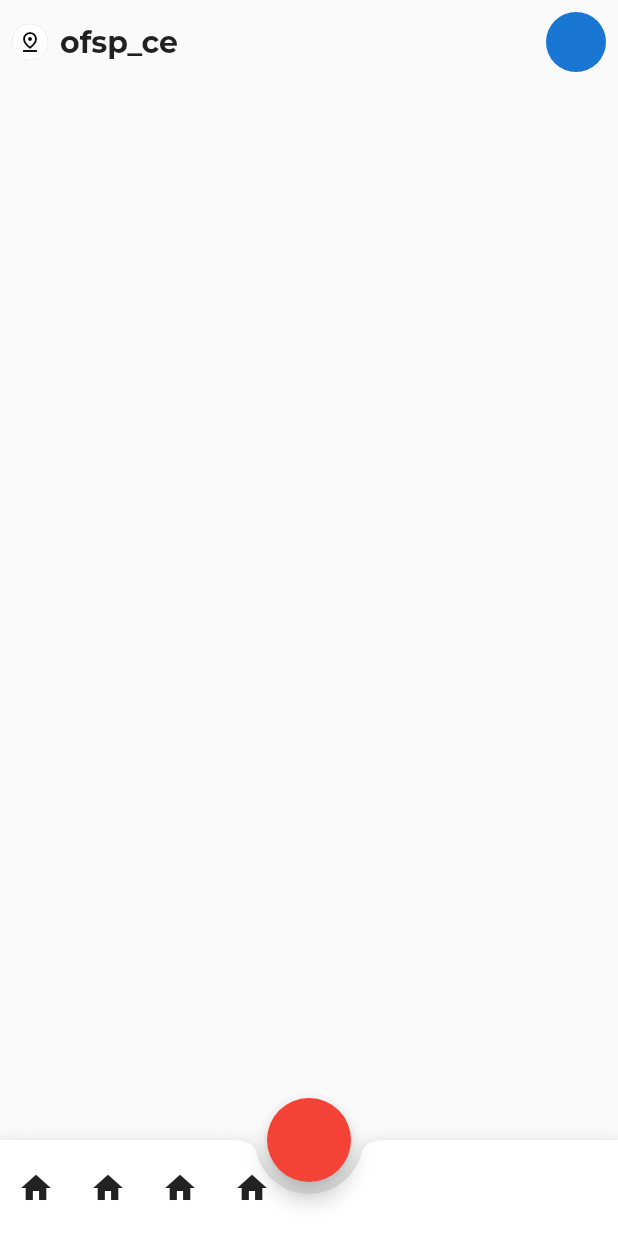
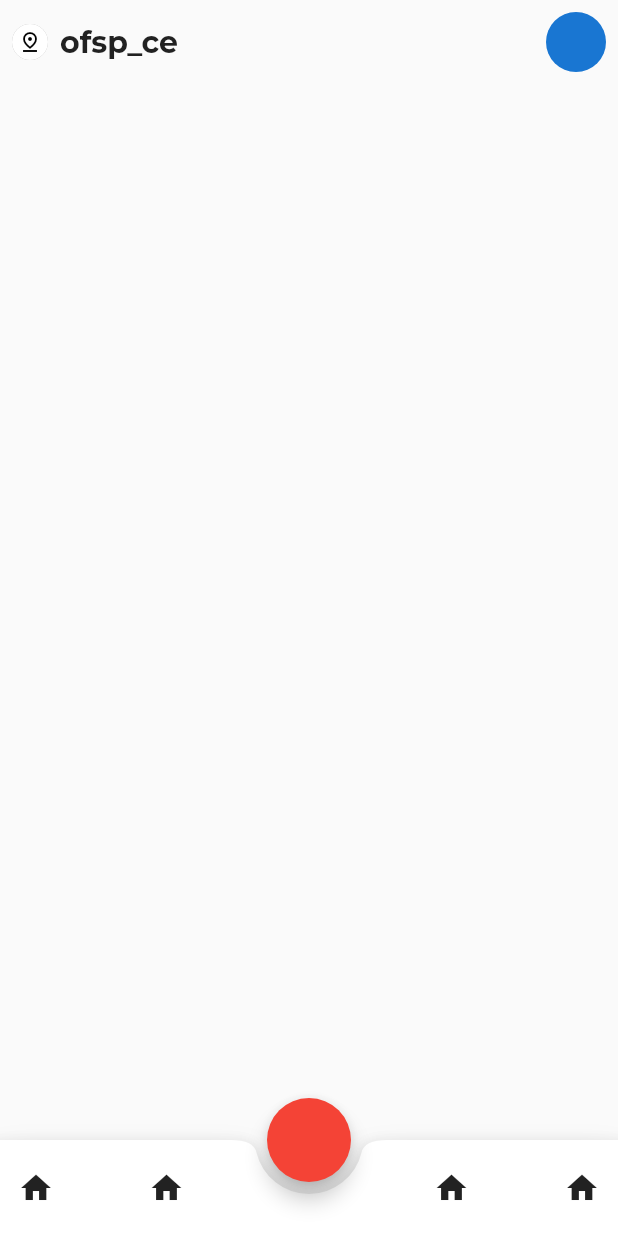
Before and after one commit to JAICHANGPARK/flutter_notebook_11th_story, a Flutter app: the screen it shows after launch, on a phone screen of 412 x 824 dp. Run offline on Flutter 3.47's test engine with Material 2 defaults, Android fonts, the phone set to English and light mode, and no system bars; our stand-ins replace backdrop, badges, flutter_inner_drawer, flutter_slidable, flutter_swiper, google_fonts.

Commit message:
Update bill_split_home_page.dart

```diff
--- a/lib/ep724_bill_split_app/ui/bill_split_home_page.dart
+++ b/lib/ep724_bill_split_app/ui/bill_split_home_page.dart
@@ -55,9 +55,11 @@ class _BillSplitHomePageState extends State<BillSplitHomePage> {
         child: Container(
           height: 64,
           child: Row(
+            mainAxisAlignment: MainAxisAlignment.spaceBetween,
             children: [
               IconButton(onPressed: (){}, icon: Icon(Icons.home)),
               IconButton(onPressed: (){}, icon: Icon(Icons.home)),
+              SizedBox(width: 64,),
               IconButton(onPressed: (){}, icon: Icon(Icons.home)),
               IconButton(onPressed: (){}, icon: Icon(Icons.home)),
             ],
```
